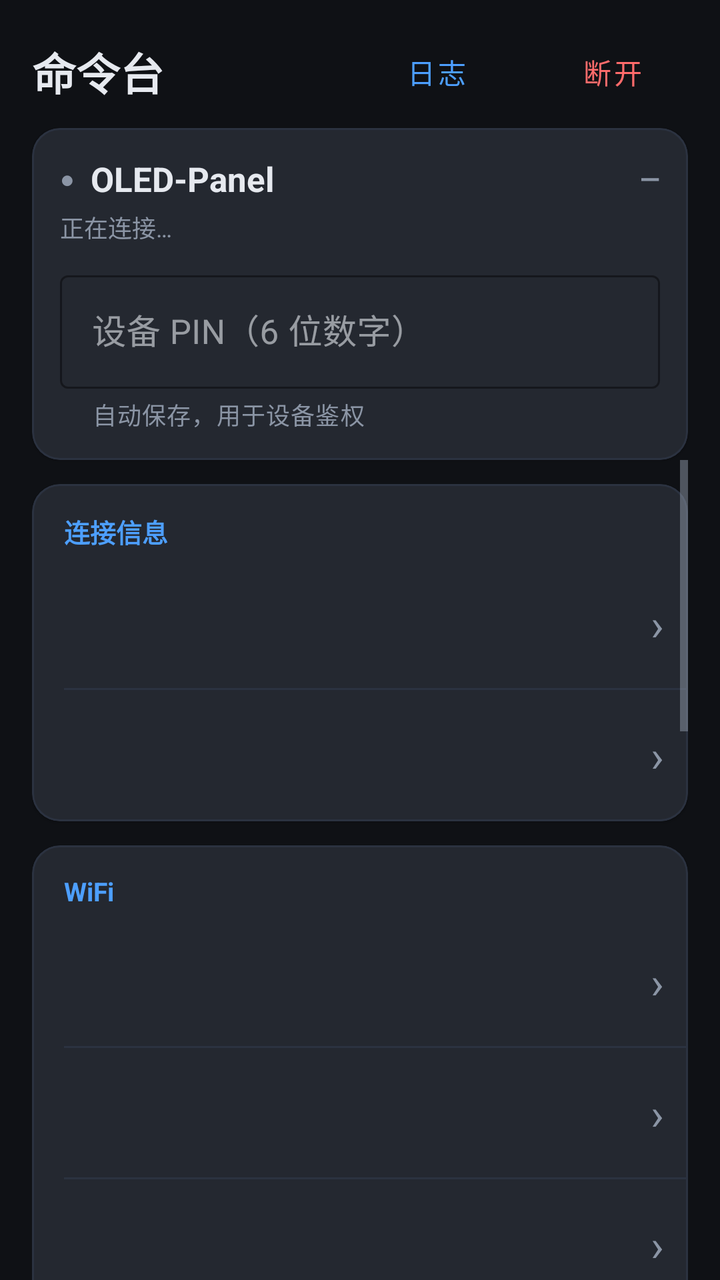
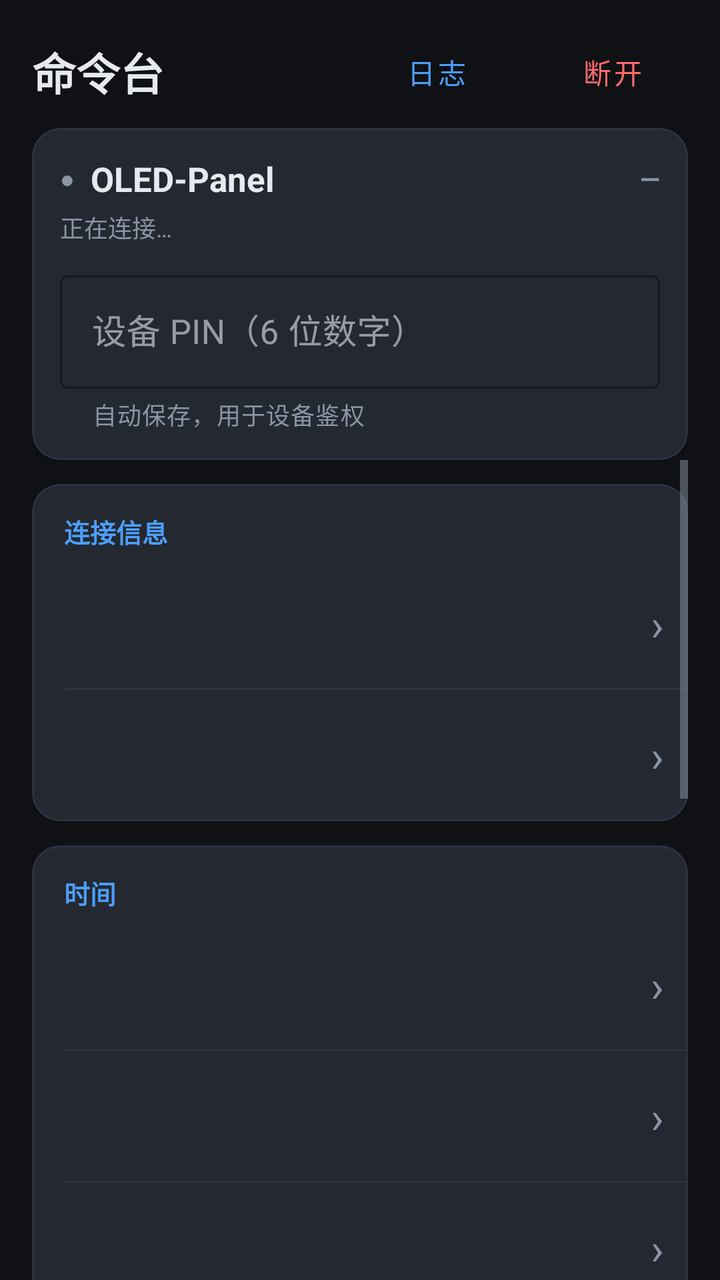

Compare the two renders of this Android layout. The source of the first and the diff that turns it into the second are given below.
<!-- AndroidManifest.xml: application theme Theme.OLEDPanel -->
<!-- res/layout/activity_command.xml -->
<?xml version="1.0" encoding="utf-8"?>
<LinearLayout xmlns:android="http://schemas.android.com/apk/res/android"
    xmlns:app="http://schemas.android.com/apk/res-auto"
    android:layout_width="match_parent"
    android:layout_height="match_parent"
    android:background="@color/bg"
    android:orientation="vertical">

    <LinearLayout
        android:layout_width="match_parent"
        android:layout_height="wrap_content"
        android:gravity="center_vertical"
        android:orientation="horizontal"
        android:paddingStart="16dp"
        android:paddingTop="12dp"
        android:paddingEnd="10dp">

        <TextView
            android:layout_width="0dp"
            android:layout_height="wrap_content"
            android:layout_weight="1"
            android:text="@string/console_title"
            android:textColor="@color/fg"
            android:textSize="22sp"
            android:textStyle="bold" />

        <com.google.android.material.button.MaterialButton
            android:id="@+id/btnLogs"
            style="@style/Widget.MaterialComponents.Button.TextButton"
            android:layout_width="wrap_content"
            android:layout_height="wrap_content"
            android:text="@string/logs"
            android:textAllCaps="false"
            android:textColor="@color/accent" />

        <com.google.android.material.button.MaterialButton
            android:id="@+id/btnDisconnectTop"
            style="@style/Widget.MaterialComponents.Button.TextButton"
            android:layout_width="wrap_content"
            android:layout_height="wrap_content"
            android:text="@string/disconnect"
            android:textAllCaps="false"
            android:textColor="@color/err" />
    </LinearLayout>

    <com.google.android.material.card.MaterialCardView
        android:layout_width="match_parent"
        android:layout_height="wrap_content"
        android:layout_marginStart="16dp"
        android:layout_marginTop="4dp"
        android:layout_marginEnd="16dp"
        app:cardBackgroundColor="@color/surface"
        app:cardCornerRadius="14dp"
        app:strokeColor="@color/line"
        app:strokeWidth="1dp">

        <LinearLayout
            android:layout_width="match_parent"
            android:layout_height="wrap_content"
            android:orientation="vertical"
            android:padding="14dp">

            <LinearLayout
                android:layout_width="match_parent"
                android:layout_height="wrap_content"
                android:gravity="center_vertical"
                android:orientation="horizontal">

                <TextView
                    android:id="@+id/tvDot"
                    android:layout_width="wrap_content"
                    android:layout_height="wrap_content"
                    android:text="●"
                    android:textColor="@color/dim"
                    android:textSize="12sp" />

                <TextView
                    android:id="@+id/tvDeviceName"
                    android:layout_width="0dp"
                    android:layout_height="wrap_content"
                    android:layout_marginStart="8dp"
                    android:layout_weight="1"
                    android:ellipsize="end"
                    android:maxLines="1"
                    android:text="OLED-Panel"
                    android:textColor="@color/fg"
                    android:textSize="17sp"
                    android:textStyle="bold" />

                <TextView
                    android:id="@+id/tvRssi"
                    android:layout_width="wrap_content"
                    android:layout_height="wrap_content"
                    android:text="—"
                    android:textColor="@color/dim"
                    android:textSize="13sp"
                    android:textStyle="bold" />
            </LinearLayout>

            <TextView
                android:id="@+id/tvConnStatus"
                android:layout_width="match_parent"
                android:layout_height="wrap_content"
                android:layout_marginTop="4dp"
                android:text="正在连接…"
                android:textColor="@color/dim"
                android:textSize="12sp" />

            <com.google.android.material.textfield.TextInputLayout
                android:id="@+id/tilPin"
                style="@style/Widget.MaterialComponents.TextInputLayout.OutlinedBox"
                android:layout_width="match_parent"
                android:layout_height="wrap_content"
                android:layout_marginTop="10dp"
                android:hint="@string/pin_hint"
                app:boxStrokeColor="@color/accent"
                app:errorEnabled="true"
                app:helperText="@string/pin_helper"
                app:helperTextTextColor="@color/dim"
                app:hintTextColor="@color/dim">

                <com.google.android.material.textfield.TextInputEditText
                    android:id="@+id/etPin"
                    android:layout_width="match_parent"
                    android:layout_height="wrap_content"
                    android:digits="0123456789"
                    android:inputType="number"
                    android:maxLength="6"
                    android:singleLine="true"
                    android:textColor="@color/fg"
                    android:textSize="17sp" />
            </com.google.android.material.textfield.TextInputLayout>
        </LinearLayout>
    </com.google.android.material.card.MaterialCardView>

    <ScrollView
        android:layout_width="match_parent"
        android:layout_height="0dp"
        android:layout_weight="1"
        android:clipToPadding="false"
        android:fillViewport="true"
        android:paddingStart="16dp"
        android:paddingEnd="16dp">

        <LinearLayout
            android:layout_width="match_parent"
            android:layout_height="wrap_content"
            android:orientation="vertical"
            android:paddingBottom="24dp">

            <com.google.android.material.card.MaterialCardView
                android:layout_width="match_parent"
                android:layout_height="wrap_content"
                android:layout_marginTop="12dp"
                app:cardBackgroundColor="@color/surface"
                app:cardCornerRadius="14dp"
                app:strokeColor="@color/line"
                app:strokeWidth="1dp">

                <LinearLayout
                    android:layout_width="match_parent"
                    android:layout_height="wrap_content"
                    android:orientation="vertical">

                    <TextView
                        android:layout_width="match_parent"
                        android:layout_height="wrap_content"
                        android:paddingStart="16dp"
                        android:paddingTop="14dp"
                        android:paddingEnd="16dp"
                        android:paddingBottom="4dp"
                        android:text="连接信息"
                        android:textColor="@color/accent"
                        android:textSize="13sp"
                        android:textStyle="bold" />

                    <include
                        android:id="@+id/rowPing"
                        layout="@layout/item_action_row" />

                    <include
                        android:id="@+id/rowGet"
                        layout="@layout/item_action_row" />
                </LinearLayout>
            </com.google.android.material.card.MaterialCardView>

            <com.google.android.material.card.MaterialCardView
                android:layout_width="match_parent"
                android:layout_height="wrap_content"
                android:layout_marginTop="12dp"
                app:cardBackgroundColor="@color/surface"
                app:cardCornerRadius="14dp"
                app:strokeColor="@color/line"
                app:strokeWidth="1dp">

                <LinearLayout
                    android:layout_width="match_parent"
                    android:layout_height="wrap_content"
                    android:orientation="vertical">

                    <TextView
                        android:layout_width="match_parent"
                        android:layout_height="wrap_content"
                        android:paddingStart="16dp"
                        android:paddingTop="14dp"
                        android:paddingEnd="16dp"
                        android:paddingBottom="4dp"
                        android:text="WiFi"
                        android:textColor="@color/accent"
                        android:textSize="13sp"
                        android:textStyle="bold" />

                    <include
                        android:id="@+id/rowListWifi"
                        layout="@layout/item_action_row" />

                    <include
                        android:id="@+id/rowSetWifi"
                        layout="@layout/item_action_row" />

                    <include
                        android:id="@+id/rowDelWifi"
                        layout="@layout/item_action_row" />
                </LinearLayout>
            </com.google.android.material.card.MaterialCardView>

            <com.google.android.material.card.MaterialCardView
                android:layout_width="match_parent"
                android:layout_height="wrap_content"
                android:layout_marginTop="12dp"
                app:cardBackgroundColor="@color/surface"
                app:cardCornerRadius="14dp"
                app:strokeColor="@color/line"
                app:strokeWidth="1dp">

                <LinearLayout
                    android:layout_width="match_parent"
                    android:layout_height="wrap_content"
                    android:orientation="vertical">

                    <TextView
                        android:layout_width="match_parent"
                        android:layout_height="wrap_content"
                        android:paddingStart="16dp"
                        android:paddingTop="14dp"
                        android:paddingEnd="16dp"
                        android:paddingBottom="4dp"
                        android:text="时间"
                        android:textColor="@color/accent"
                        android:textSize="13sp"
                        android:textStyle="bold" />

                    <include
                        android:id="@+id/rowGetTime"
                        layout="@layout/item_action_row" />

                    <include
                        android:id="@+id/rowSetTime"
                        layout="@layout/item_action_row" />

                    <include
                        android:id="@+id/rowSyncNow"
                        layout="@layout/item_action_row" />

                    <include
                        android:id="@+id/rowSetNtp"
                        layout="@layout/item_action_row" />
                </LinearLayout>
            </com.google.android.material.card.MaterialCardView>

            <com.google.android.material.card.MaterialCardView
                android:layout_width="match_parent"
                android:layout_height="wrap_content"
                android:layout_marginTop="12dp"
                app:cardBackgroundColor="@color/surface"
                app:cardCornerRadius="14dp"
                app:strokeColor="@color/line"
                app:strokeWidth="1dp">

                <LinearLayout
                    android:layout_width="match_parent"
                    android:layout_height="wrap_content"
                    android:orientation="vertical">

                    <TextView
                        android:layout_width="match_parent"
                        android:layout_height="wrap_content"
                        android:paddingStart="16dp"
                        android:paddingTop="14dp"
                        android:paddingEnd="16dp"
                        android:paddingBottom="4dp"
                        android:text="课表"
                        android:textColor="@color/accent"
                        android:textSize="13sp"
                        android:textStyle="bold" />

                    <include
                        android:id="@+id/rowCourseView"
                        layout="@layout/item_action_row" />

                    <include
                        android:id="@+id/rowCourseAdd"
                        layout="@layout/item_action_row" />

                    <include
                        android:id="@+id/rowCourseClear"
                        layout="@layout/item_action_row" />
                </LinearLayout>
            </com.google.android.material.card.MaterialCardView>

            <com.google.android.material.card.MaterialCardView
                android:layout_width="match_parent"
                android:layout_height="wrap_content"
                android:layout_marginTop="12dp"
                app:cardBackgroundColor="@color/surface"
                app:cardCornerRadius="14dp"
                app:strokeColor="@color/line"
                app:strokeWidth="1dp">

                <LinearLayout
                    android:layout_width="match_parent"
                    android:layout_height="wrap_content"
                    android:orientation="vertical">

                    <TextView
                        android:layout_width="match_parent"
                        android:layout_height="wrap_content"
                        android:paddingStart="16dp"
                        android:paddingTop="14dp"
                        android:paddingEnd="16dp"
                        android:paddingBottom="4dp"
                        android:text="阅读器"
                        android:textColor="@color/accent"
                        android:textSize="13sp"
                        android:textStyle="bold" />

                    <include
                        android:id="@+id/rowBooks"
                        layout="@layout/item_action_row" />
                </LinearLayout>
            </com.google.android.material.card.MaterialCardView>

            <com.google.android.material.card.MaterialCardView
                android:layout_width="match_parent"
                android:layout_height="wrap_content"
                android:layout_marginTop="12dp"
                app:cardBackgroundColor="@color/surface"
                app:cardCornerRadius="14dp"
                app:strokeColor="@color/err"
                app:strokeWidth="1dp">

                <LinearLayout
                    android:layout_width="match_parent"
                    android:layout_height="wrap_content"
                    android:orientation="vertical">

                    <TextView
                        android:layout_width="match_parent"
                        android:layout_height="wrap_content"
                        android:paddingStart="16dp"
                        android:paddingTop="14dp"
                        android:paddingEnd="16dp"
                        android:paddingBottom="4dp"
                        android:text="危险操作"
                        android:textColor="@color/err"
                        android:textSize="13sp"
                        android:textStyle="bold" />

                    <include
                        android:id="@+id/rowUnpair"
                        layout="@layout/item_action_row" />
                </LinearLayout>
            </com.google.android.material.card.MaterialCardView>
        </LinearLayout>
    </ScrollView>
</LinearLayout>
<!-- res/layout/item_action_row.xml (included above) -->
<?xml version="1.0" encoding="utf-8"?>
<LinearLayout xmlns:android="http://schemas.android.com/apk/res/android"
    android:layout_width="match_parent"
    android:layout_height="wrap_content"
    android:background="?attr/selectableItemBackground"
    android:clickable="true"
    android:focusable="true"
    android:orientation="vertical">

    <LinearLayout
        android:layout_width="match_parent"
        android:layout_height="wrap_content"
        android:gravity="center_vertical"
        android:orientation="horizontal"
        android:paddingStart="16dp"
        android:paddingTop="13dp"
        android:paddingEnd="12dp"
        android:paddingBottom="13dp">

        <LinearLayout
            android:layout_width="0dp"
            android:layout_height="wrap_content"
            android:layout_weight="1"
            android:orientation="vertical">

            <TextView
                android:id="@+id/tvActionTitle"
                android:layout_width="match_parent"
                android:layout_height="wrap_content"
                android:textColor="@color/fg"
                android:textSize="15sp" />

            <TextView
                android:id="@+id/tvActionSubtitle"
                android:layout_width="match_parent"
                android:layout_height="wrap_content"
                android:layout_marginTop="2dp"
                android:textColor="@color/dim"
                android:textSize="12sp" />
        </LinearLayout>

        <TextView
            android:id="@+id/tvActionArrow"
            android:layout_width="wrap_content"
            android:layout_height="wrap_content"
            android:layout_marginStart="8dp"
            android:text="›"
            android:textColor="@color/dim"
            android:textSize="22sp" />
    </LinearLayout>

    <View
        android:layout_width="match_parent"
        android:layout_height="1dp"
        android:layout_marginStart="16dp"
        android:background="@color/line" />
</LinearLayout>
<!-- resources referenced by this layout -->
<resources>
  <color name="accent">#4D9FFF</color>
  <color name="bg">#0F1115</color>
  <color name="dim">#8B95A5</color>
  <color name="err">#FF6B6B</color>
  <color name="fg">#E6E9EF</color>
  <color name="line">#2B3240</color>
  <color name="surface">#1A1E26</color>
  <string name="console_title">命令台</string>
  <string name="disconnect">断开</string>
  <string name="logs">日志</string>
  <string name="pin_helper">自动保存，用于设备鉴权</string>
  <string name="pin_hint">设备 PIN（6 位数字）</string>
  <style name="Theme.OLEDPanel" parent="Theme.MaterialComponents.NoActionBar">
          <item name="colorPrimary">@color/accent</item>
          <item name="colorPrimaryVariant">@color/accent</item>
          <item name="colorOnPrimary">#06121F</item>
          <item name="colorSecondary">@color/ok</item>
          <item name="colorSecondaryVariant">@color/ok</item>
          <item name="colorOnSecondary">#06121F</item>
          <item name="colorSurface">@color/surface</item>
          <item name="colorOnSurface">@color/fg</item>
          <item name="colorOnBackground">@color/fg</item>
          <item name="colorError">@color/err</item>
          <item name="colorControlNormal">@color/dim</item>
          <item name="android:colorBackground">@color/bg</item>
          <item name="android:windowBackground">@color/bg</item>
          <item name="android:statusBarColor">@color/bg</item>
          <item name="android:navigationBarColor">@color/bg</item>
          <item name="android:windowLightStatusBar">false</item>
          <item name="android:windowLightNavigationBar">false</item>
          <item name="android:textColorPrimary">@color/fg</item>
          <item name="android:textColorSecondary">@color/dim</item>
          <item name="android:textColorHint">@color/dim</item>
      </style>
  <color name="ok">#3DDC97</color>
</resources>

<!-- the commit's change to res/layout/activity_command.xml (unified diff, before → after) -->
@@ -184,45 +184,6 @@
                 </LinearLayout>
             </com.google.android.material.card.MaterialCardView>
 
-            <com.google.android.material.card.MaterialCardView
-                android:layout_width="match_parent"
-                android:layout_height="wrap_content"
-                android:layout_marginTop="12dp"
-                app:cardBackgroundColor="@color/surface"
-                app:cardCornerRadius="14dp"
-                app:strokeColor="@color/line"
-                app:strokeWidth="1dp">
-
-                <LinearLayout
-                    android:layout_width="match_parent"
-                    android:layout_height="wrap_content"
-                    android:orientation="vertical">
-
-                    <TextView
-                        android:layout_width="match_parent"
-                        android:layout_height="wrap_content"
-                        android:paddingStart="16dp"
-                        android:paddingTop="14dp"
-                        android:paddingEnd="16dp"
-                        android:paddingBottom="4dp"
-                        android:text="WiFi"
-                        android:textColor="@color/accent"
-                        android:textSize="13sp"
-                        android:textStyle="bold" />
-
-                    <include
-                        android:id="@+id/rowListWifi"
-                        layout="@layout/item_action_row" />
-
-                    <include
-                        android:id="@+id/rowSetWifi"
-                        layout="@layout/item_action_row" />
-
-                    <include
-                        android:id="@+id/rowDelWifi"
-                        layout="@layout/item_action_row" />
-                </LinearLayout>
-            </com.google.android.material.card.MaterialCardView>
 
             <com.google.android.material.card.MaterialCardView
                 android:layout_width="match_parent"
